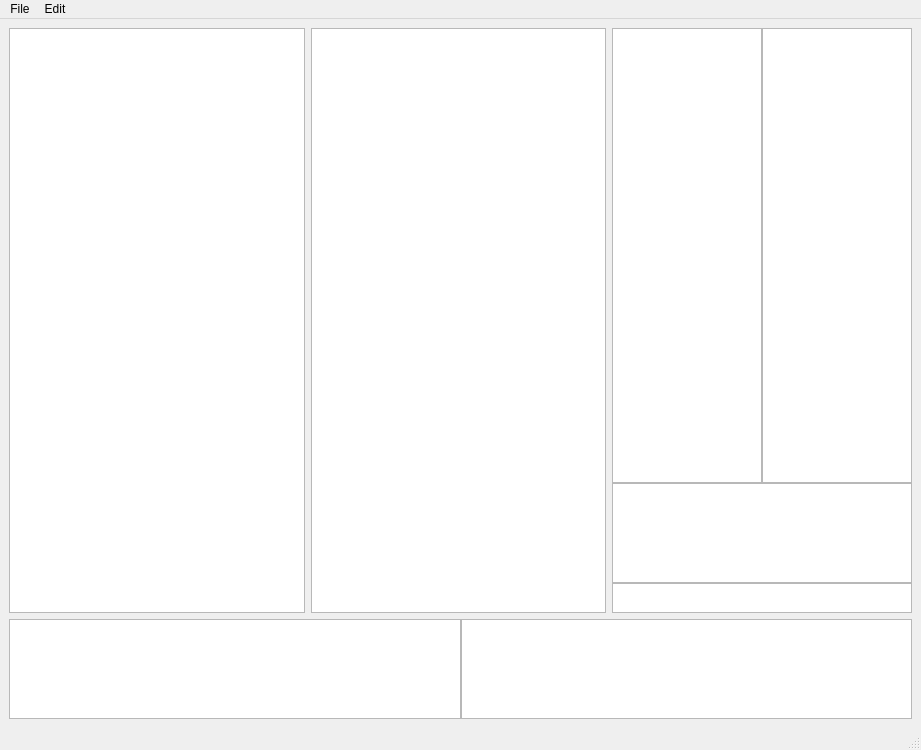
Old version of the form tag_tree_management.ui in the repository djasoid/pixiv_pictures_manager.
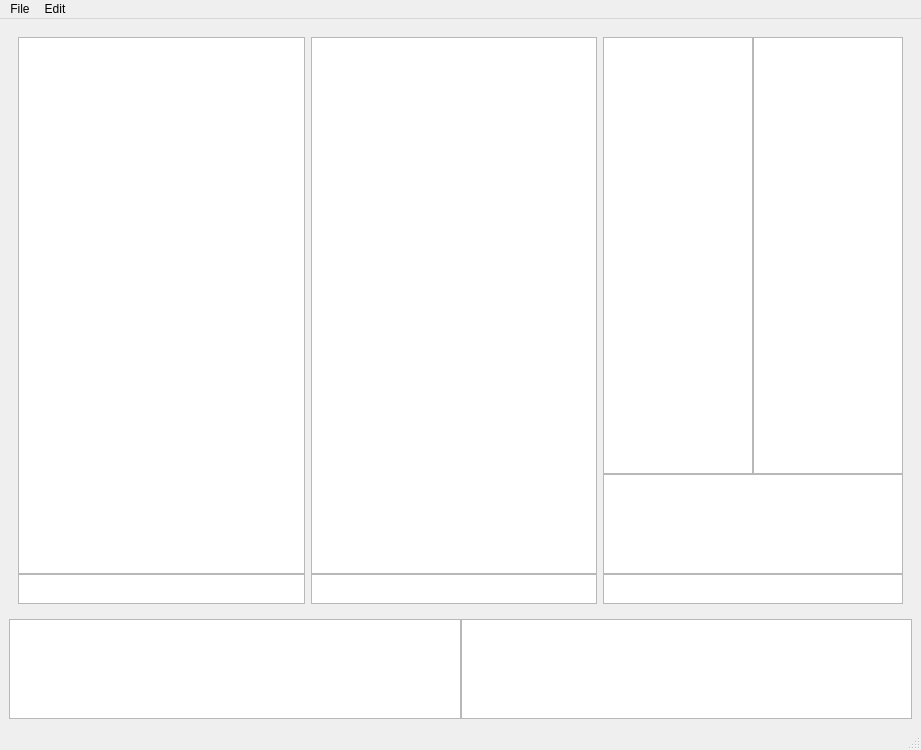
New version of the form. Custom widgets are drawn as their Qt base class.

Commit message: add english name to tags in the tag tree

```diff
--- a/tag_tree_management.ui
+++ b/tag_tree_management.ui
@@ -35,17 +35,10 @@
     </property>
     <item>
      <widget class="QWidget" name="tag_widget" native="true">
-      <layout class="QHBoxLayout" name="tag_widget_layout">
-       <property name="leftMargin">
-        <number>0</number>
-       </property>
-       <property name="topMargin">
-        <number>0</number>
-       </property>
-       <property name="rightMargin">
-        <number>0</number>
-       </property>
-       <property name="bottomMargin">
+      <layout class="QHBoxLayout" name="horizontalLayout">
+       <item>
+        <layout class="QVBoxLayout" name="view_tree_layout">
+         <property name="spacing">
         <number>0</number>
        </property>
        <item>
@@ -79,6 +72,26 @@
         </widget>
        </item>
        <item>
+          <widget class="QTextEdit" name="view_tree_search_edit">
+           <property name="maximumSize">
+            <size>
+             <width>16777215</width>
+             <height>30</height>
+            </size>
+           </property>
+           <property name="acceptRichText">
+            <bool>false</bool>
+           </property>
+          </widget>
+         </item>
+        </layout>
+       </item>
+       <item>
+        <layout class="QVBoxLayout" name="main_tree_layout">
+         <property name="spacing">
+          <number>0</number>
+         </property>
+         <item>
         <widget class="MainTagTreeWidget" name="main_tree">
          <property name="editTriggers">
           <set>QAbstractItemView::NoEditTriggers</set>
@@ -101,6 +114,21 @@
           </property>
          </column>
         </widget>
+         </item>
+         <item>
+          <widget class="QTextEdit" name="main_tree_search_edit">
+           <property name="maximumSize">
+            <size>
+             <width>16777215</width>
+             <height>30</height>
+            </size>
+           </property>
+           <property name="acceptRichText">
+            <bool>false</bool>
+           </property>
+          </widget>
+         </item>
+        </layout>
        </item>
        <item>
         <layout class="QVBoxLayout" name="tag_edit_layout">
```
Lines whose indentation alone changed are shown as unchanged. The commit also changes 9 other files.
